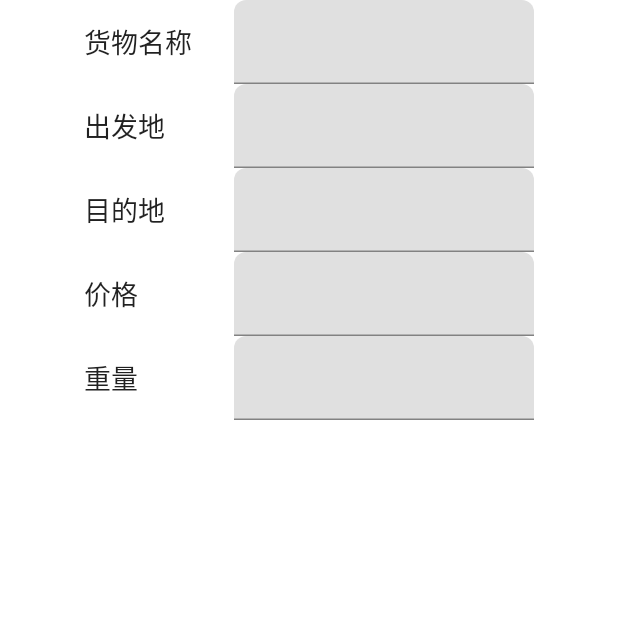
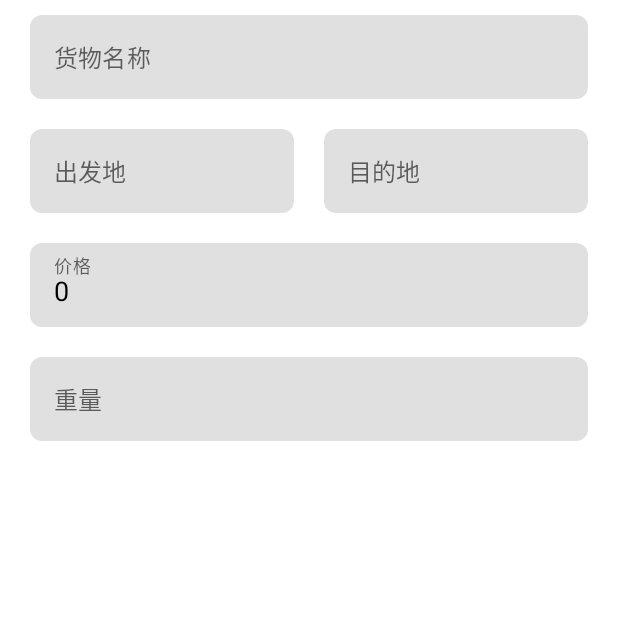
Before and after one commit to ElusiveErice/truckbill, an Android app built with Jetpack Compose: the composable BillContent shown on its own in the app's theme, on a phone screen of 412 x 824 dp, the top half of it. Run offline under Robolectric (Android 15) with nearby library versions, the phone set to English and light mode, and no system bars.

Commit message:
feat: 修改样式

```diff
--- /dev/null
+++ b/app/src/main/java/com/ark/truckbill/components/Input.kt
@@ -0,0 +1,37 @@
+package com.ark.truckbill.components
+
+import androidx.compose.foundation.text.KeyboardOptions
+import androidx.compose.material.MaterialTheme
+import androidx.compose.material.Text
+import androidx.compose.material.TextField
+import androidx.compose.material.TextFieldDefaults
+import androidx.compose.runtime.Composable
+import androidx.compose.ui.Modifier
+import androidx.compose.ui.graphics.Color
+import androidx.compose.ui.text.input.KeyboardType
+import com.ark.truckbill.ui.theme.FocusColor
+
+@Composable
+fun TextInput(
+    label: String,
+    value: String,
+    onChange: (value: String) -> Unit,
+    modifier: Modifier = Modifier,
+    keyboardType: KeyboardType = KeyboardType.Text,
+) {
+    TextField(
+        label = { Text(text = label) },
+        value = value, onValueChange = onChange,
+        modifier = modifier,
+        colors = TextFieldDefaults.textFieldColors(
+            textColor = Color.Black,
+            focusedLabelColor = FocusColor,
+            focusedIndicatorColor = Color.Transparent,
+            unfocusedIndicatorColor = Color.Transparent,
+            disabledIndicatorColor = Color.Transparent,
+            errorIndicatorColor = Color.Transparent
+        ),
+        shape = MaterialTheme.shapes.small,
+        keyboardOptions = KeyboardOptions(keyboardType = keyboardType),
+    )
+}
--- a/app/src/main/java/com/ark/truckbill/ui/theme/Color.kt
+++ b/app/src/main/java/com/ark/truckbill/ui/theme/Color.kt
@@ -9,3 +9,5 @@ val Orange500 = Color(0xFFFFC161)
 val Orange700 = Color(0xFFFFB50D)
 
 val BillItemBackground = Color(0xFFF5E67D)
+
+val FocusColor = Color(0xFF259E04)
--- a/app/src/main/java/com/ark/truckbill/views/bill/BillContent.kt
+++ b/app/src/main/java/com/ark/truckbill/views/bill/BillContent.kt
@@ -2,22 +2,23 @@ package com.ark.truckbill.views.bill
 
 import androidx.compose.foundation.layout.*
 import androidx.compose.foundation.text.KeyboardOptions
-import androidx.compose.material.Text
-import androidx.compose.material.TextField
+import androidx.compose.material.*
 import androidx.compose.runtime.*
 import androidx.compose.ui.Alignment
 import androidx.compose.ui.Modifier
+import androidx.compose.ui.graphics.Color
 import androidx.compose.ui.res.stringResource
 import androidx.compose.ui.text.input.KeyboardType
 import androidx.compose.ui.unit.dp
 import com.ark.truckbill.R
+import com.ark.truckbill.components.TextInput
 
 
 @Composable
 fun BillContent(
     billNameState: MutableState<String>,
     billWeightState: MutableState<String>,
-    billPriceState: MutableState<String>,
+    billPriceState: MutableState<Int>,
     billStartState: MutableState<String>,
     billEndState: MutableState<String>
 ) {
@@ -31,68 +32,65 @@ fun BillContent(
         billEndState.value = input
     }
     val onBillPriceChange = { input: String ->
-        billPriceState.value = input
+        if (input.isEmpty()) {
+            billPriceState.value = 0
+        } else {
+            billPriceState.value = input.toInt()
+        }
     }
     val onBillHeightChange = { input: String ->
         billWeightState.value = input
     }
 
+    val inputModifier = Modifier
+        .fillMaxWidth()
+        .padding(20.dp, 10.dp, 20.dp, 10.dp)
     Column(
         modifier = Modifier.fillMaxWidth(),
         horizontalAlignment = Alignment.CenterHorizontally
     ) {
-        FormItemView(
+        TextInput(
             label = stringResource(id = R.string.bill_name),
             value = billNameState.value,
-            onChange = onBillNameChange
+            onChange = onBillNameChange,
+            modifier = Modifier
+                .fillMaxWidth()
+                .padding(20.dp, 10.dp, 20.dp, 10.dp)
         )
-        FormItemView(
+        Row(
+            horizontalArrangement = Arrangement.SpaceAround,
+            modifier = Modifier.padding(20.dp, 10.dp, 20.dp, 10.dp)
+        ) {
+            TextInput(
                 label = stringResource(id = R.string.place_of_departure),
                 value = billStartState.value,
-            onChange = onBillStartChange
+                onChange = onBillStartChange,
+                modifier = Modifier
+                    .weight(1f)
+                    .padding(0.dp, 0.dp, 10.dp, 0.dp)
             )
-        FormItemView(
+            TextInput(
                 label = stringResource(id = R.string.destination),
                 value = billEndState.value,
-            onChange = onBillEndChange
+                onChange = onBillEndChange,
+                modifier = Modifier
+                    .weight(1f)
+                    .padding(10.dp, 0.dp, 0.dp, 0.dp)
             )
-        FormItemView(
+        }
+        TextInput(
             label = stringResource(id = R.string.price),
-            value = billPriceState.value,
+            value = billPriceState.value.toString(),
             keyboardType = KeyboardType.Number,
+            modifier = inputModifier,
             onChange = onBillPriceChange
         )
-        FormItemView(
+        TextInput(
             label = stringResource(id = R.string.weight),
             value = billWeightState.value,
             keyboardType = KeyboardType.Number,
+            modifier = inputModifier,
             onChange = onBillHeightChange
         )
     }
 }
-
-@Composable
-private fun FormItemView(
-    label: String,
-    value: String,
-    keyboardType: KeyboardType = KeyboardType.Text,
-    onChange: (value: String) -> Unit
-) {
-    Row(
-        modifier = Modifier.fillMaxWidth(),
-        horizontalArrangement = Arrangement.Center,
-        verticalAlignment = Alignment.CenterVertically
-    ) {
-        Text(
-            text = label, modifier = Modifier
-                .width(100.dp)
-                .padding(0.dp, 0.dp, 20.dp, 0.dp)
-        )
-        TextField(
-            value = value,
-            onValueChange = onChange,
-            modifier = Modifier.width(200.dp),
-            keyboardOptions = KeyboardOptions(keyboardType = keyboardType)
-        )
-    }
-}
```
Also changed, not shown: app/src/main/java/com/ark/truckbill/views/bill/BillScreen.kt (+12 -4 lines). Lines whose indentation alone changed are shown as unchanged.
